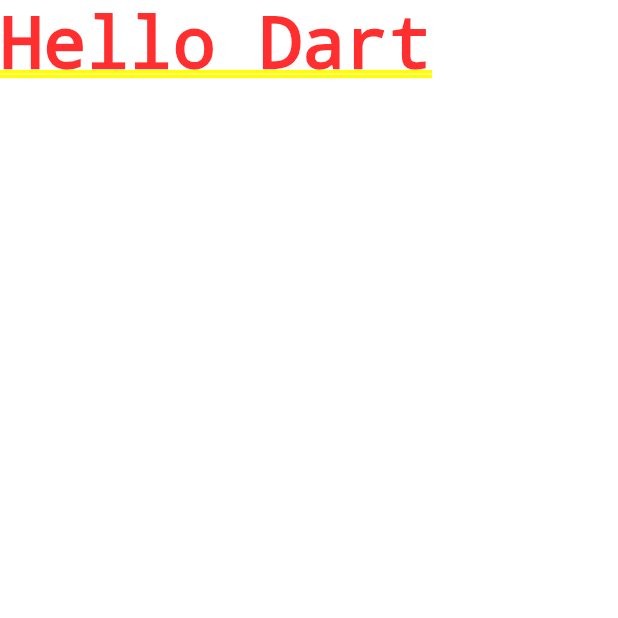
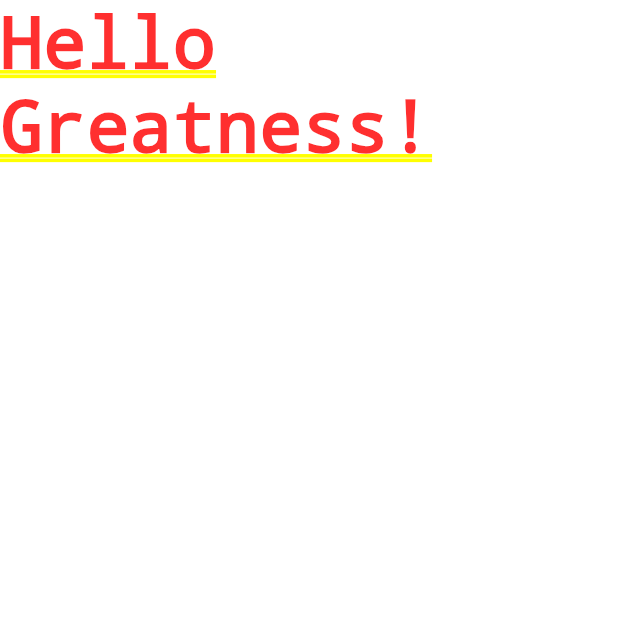
Before and after one commit to AiExpert1985/quiz-flutter-course, a Flutter app: the screen it shows after launch, on a phone screen of 412 x 824 dp, the top half of it. Run offline on Flutter 3.47's test engine with Material 3 defaults, Android fonts, the phone set to English and light mode, and no system bars.

Commit message:
some changes

```diff
--- a/lib/main.dart
+++ b/lib/main.dart
@@ -1,5 +1,10 @@
 import 'package:flutter/material.dart';
+import 'package:quiz/start_screen.dart';
 
 void main() {
-  runApp(MaterialApp(home: Text("Hello Dart")));
+  runApp(
+    MaterialApp(
+      home: StartScreen(),
+    ),
+  );
 }
--- /dev/null
+++ b/lib/start_screen.dart
@@ -0,0 +1,8 @@
+import 'package:flutter/material.dart';
+
+class StartScreen extends StatelessWidget {
+  @override
+  Widget build(context) {
+    return const Text("Hello Greatness!");
+  }
+}
--- a/pubspec.yaml
+++ b/pubspec.yaml
@@ -60,9 +60,8 @@ flutter:
   uses-material-design: true
 
   # To add assets to your application, add an assets section, like this:
-  # assets:
-  #   - images/a_dot_burr.jpeg
-  #   - images/a_dot_ham.jpeg
+  assets:
+    - images/quiz-logo.png
 
   # An image asset can refer to one or more resolution-specific "variants", see
   # https://flutter.dev/assets-and-images/#resolution-aware
```
Also changed, not shown: images/quiz-logo.png (renamed from assets/images/quiz-logo.png).
